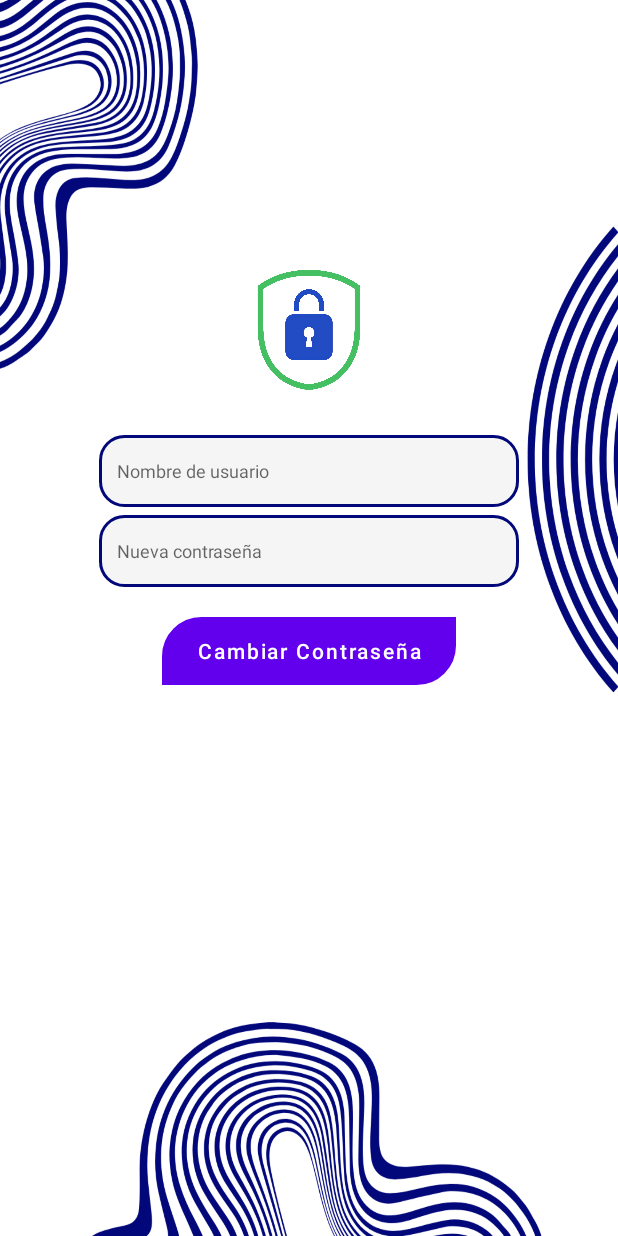
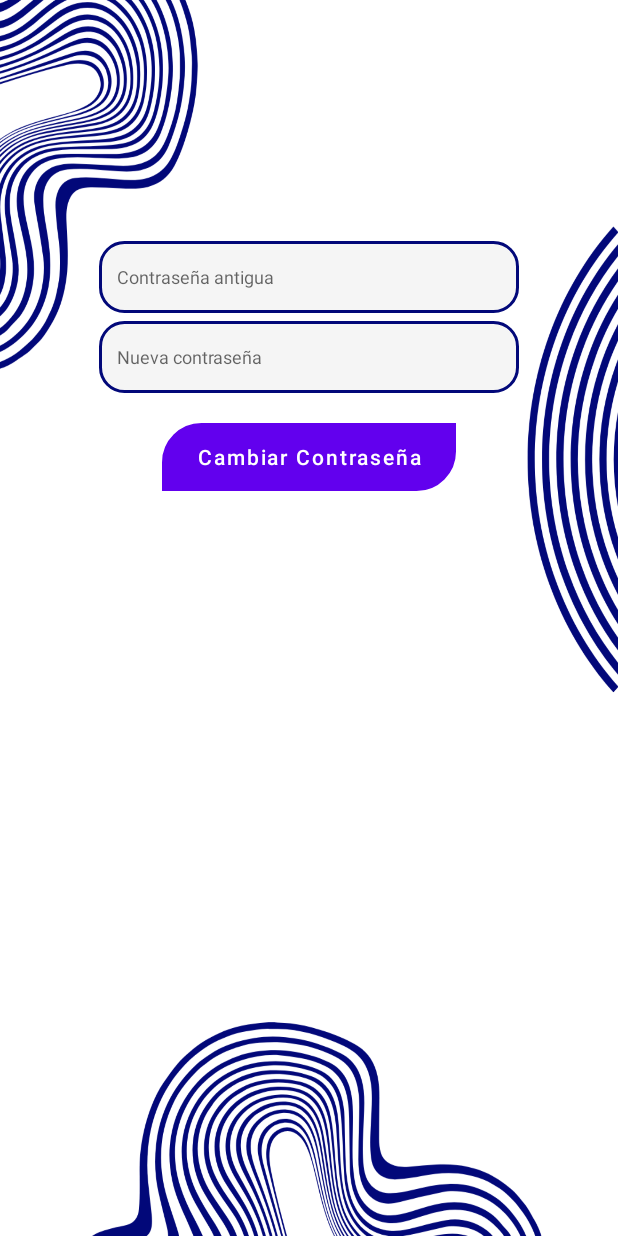
Before and after one commit to Gabim23/CodeLingo, an Android app: the ChangePasswordActivity screen opened directly, with no data from a screen before it, after a tap on "Cambiar Contraseña", on a phone screen of 412 x 824 dp. Run offline under Robolectric (Android 15) with nearby library versions, the phone set to English and light mode, and no system bars.

Commit message:
Cambiar contraseña (Con contraseña antigua)

```diff
--- a/app/src/main/java/com/example/codelingo/ChangePasswordActivity.java
+++ b/app/src/main/java/com/example/codelingo/ChangePasswordActivity.java
@@ -1,6 +1,7 @@
 package com.example.codelingo;
 
 import androidx.appcompat.app.AppCompatActivity;
+import android.content.Intent;
 import android.os.Bundle;
 import android.view.View;
 import android.widget.Button;
@@ -15,30 +16,36 @@ import java.io.OutputStreamWriter;
 
 public class ChangePasswordActivity extends AppCompatActivity {
 
-    private EditText usernameEditText, newPasswordEditText;
+    private EditText oldPasswordEditText, newPasswordEditText;
     private Button changePasswordButton;
+    private String currentUsername; // Almacena el nombre de usuario actual
 
     @Override
     protected void onCreate(Bundle savedInstanceState) {
         super.onCreate(savedInstanceState);
         setContentView(R.layout.activity_change_password);
 
-        usernameEditText = findViewById(R.id.usernameEditText);
+        // Inicializa los elementos de la UI
+        oldPasswordEditText = findViewById(R.id.oldPasswordEditText);
         newPasswordEditText = findViewById(R.id.newPasswordEditText);
         changePasswordButton = findViewById(R.id.changePasswordButton);
+
+        // Obtiene el nombre de usuario desde el Intent
+        Intent intent = getIntent();
+        currentUsername = intent.getStringExtra("username");
 
         changePasswordButton.setOnClickListener(new View.OnClickListener() {
             @Override
             public void onClick(View v) {
-                String username = usernameEditText.getText().toString();
+                String oldPassword = oldPasswordEditText.getText().toString();
                 String newPassword = newPasswordEditText.getText().toString();
 
-                if (!username.isEmpty() && !newPassword.isEmpty()) {
-                    if (changeUserPassword(username, newPassword)) {
+                if (!oldPassword.isEmpty() && !newPassword.isEmpty()) {
+                    if (changeUserPassword(currentUsername, oldPassword, newPassword)) {
                         Toast.makeText(ChangePasswordActivity.this, "Contraseña cambiada con éxito", Toast.LENGTH_SHORT).show();
                         finish();  // Finaliza la actividad
                     } else {
-                        Toast.makeText(ChangePasswordActivity.this, "El usuario no existe", Toast.LENGTH_SHORT).show();
+                        Toast.makeText(ChangePasswordActivity.this, "La contraseña antigua es incorrecta", Toast.LENGTH_SHORT).show();
                     }
                 } else {
                     Toast.makeText(ChangePasswordActivity.this, "Por favor, complete todos los campos", Toast.LENGTH_SHORT).show();
@@ -47,19 +54,24 @@ public class ChangePasswordActivity extends AppCompatActivity {
         });
     }
 
-    private boolean changeUserPassword(String username, String newPassword) {
+    private boolean changeUserPassword(String username, String oldPassword, String newPassword) {
         try {
             FileInputStream fis = openFileInput("users.txt");
             BufferedReader reader = new BufferedReader(new InputStreamReader(fis));
             StringBuilder updatedContent = new StringBuilder();
             String line;
             boolean userFound = false;
+            boolean oldPasswordCorrect = false;
 
             while ((line = reader.readLine()) != null) {
                 String[] credentials = line.split(",");
                 if (credentials[0].equals(username)) {
-                    // Si el usuario coincide, actualiza la contraseña
-                    line = username + "," + newPassword;
+                    // Verificar la contraseña antigua
+                    if (credentials[1].equals(oldPassword)) {
+                        // Si la contraseña antigua es correcta, actualizar a la nueva contraseña
+                        line = username + "," + newPassword;
+                        oldPasswordCorrect = true;
+                    }
                     userFound = true;
                 }
                 updatedContent.append(line).append("\n");
@@ -68,16 +80,17 @@ public class ChangePasswordActivity extends AppCompatActivity {
             reader.close();
             fis.close();
 
-            if (userFound) {
+            if (userFound && oldPasswordCorrect) {
                 // Escribimos de nuevo todo el archivo con la nueva contraseña
                 FileOutputStream fos = openFileOutput("users.txt", MODE_PRIVATE);
                 OutputStreamWriter writer = new OutputStreamWriter(fos);
                 writer.write(updatedContent.toString());
                 writer.close();
                 fos.close();
+                return true;
             }
 
-            return userFound;
+            return false;
         } catch (Exception e) {
             e.printStackTrace();
         }
--- a/app/src/main/res/layout/activity_change_password.xml
+++ b/app/src/main/res/layout/activity_change_password.xml
@@ -10,7 +10,7 @@
         android:layout_width="match_parent"
         android:layout_height="match_parent"
         android:background="@drawable/background_password"
-        tools:context=".MainActivity">
+        tools:context=".ChangePasswordActivity">
 
         <LinearLayout
             android:layout_width="match_parent"
@@ -22,19 +22,14 @@
             android:layout_marginEnd="30dp"
             android:layout_marginTop="155dp">
 
-            <ImageView
-                android:layout_width="113dp"
-                android:layout_height="129dp"
-                android:layout_gravity="center"
-                android:src="@drawable/candado" />
-
             <EditText
-                android:id="@+id/usernameEditText"
+                android:id="@+id/oldPasswordEditText"
                 android:layout_width="280dp"
                 android:layout_height="wrap_content"
                 android:layout_marginTop="5dp"
                 android:background="@drawable/edtdesign"
-                android:hint="Nombre de usuario"
+                android:hint="Contraseña antigua"
+                android:inputType="textPassword"
                 android:textSize="12sp"
                 android:layout_gravity="center"/>
 
```
Also changed, not shown: app/src/main/java/com/example/codelingo/UserProfileActivity.java (+18 -28 lines).
